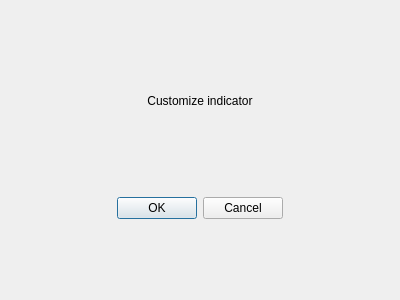
Old version of the form app/ui/indicatorParameters.ui in the repository littleseven/westock.
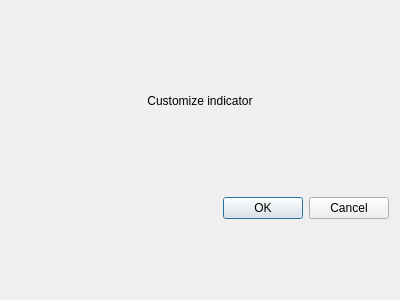
New version of the form.

Diff of the .ui file:
```diff
--- a/app/ui/indicatorParameters.ui
+++ b/app/ui/indicatorParameters.ui
@@ -47,9 +47,6 @@
      <property name="standardButtons">
       <set>QDialogButtonBox::Cancel|QDialogButtonBox::Ok</set>
      </property>
-     <property name="centerButtons">
-      <bool>true</bool>
-     </property>
     </widget>
    </item>
   </layout>
```
